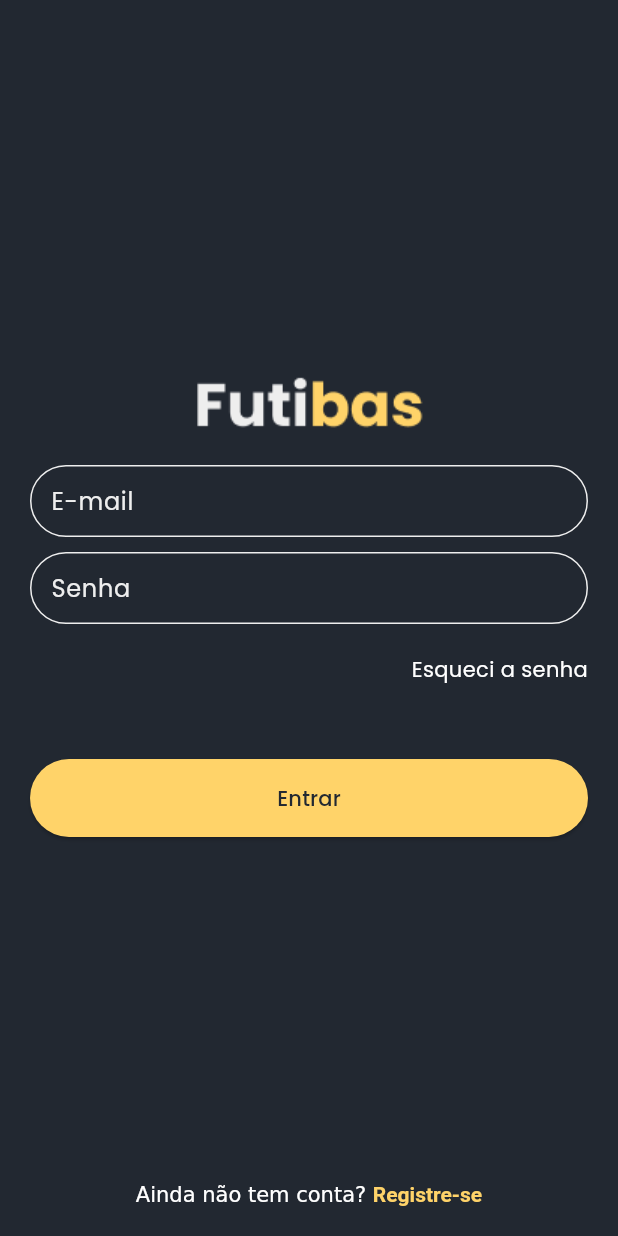
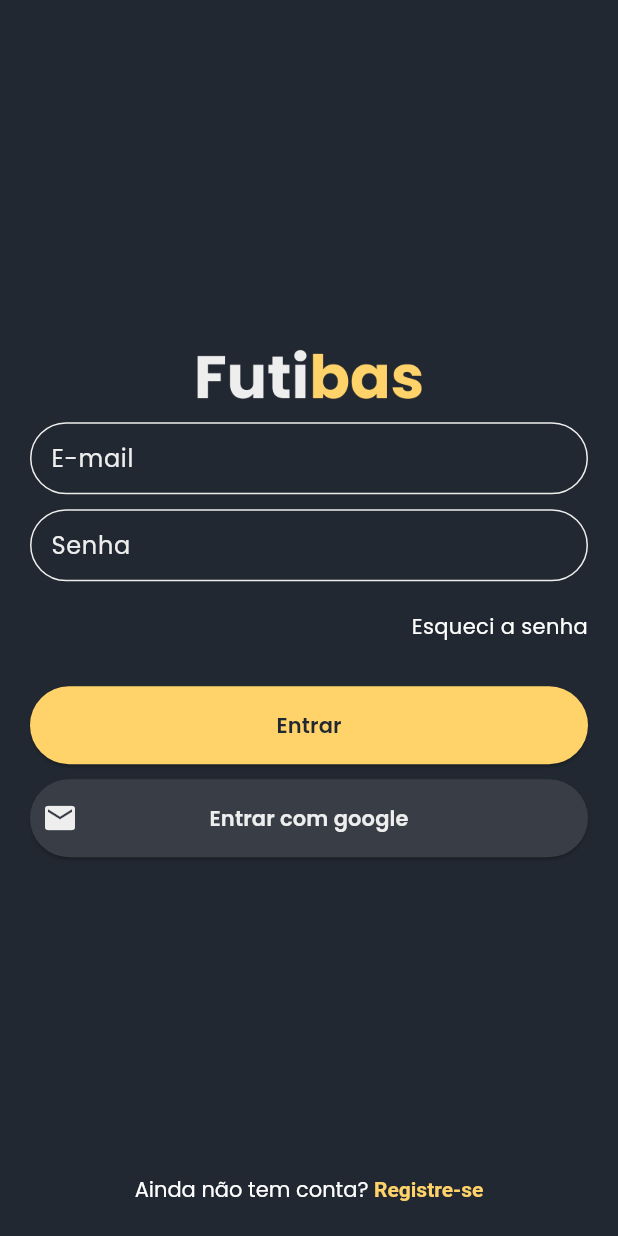
Before and after one commit to gnrfilipe04/futibas, a Flutter app: the screen it shows after launch, on a phone screen of 412 x 824 dp. Run offline on Flutter 3.47's test engine with Material 2 defaults, Android fonts, the light colour scheme and no system bars; our stand-ins replace get_it, google_fonts, mobx; generated files the repository leaves out were written again.

Commit message:
:sparkles: layout auth completed

```diff
--- a/lib/main.dart
+++ b/lib/main.dart
@@ -1,6 +1,12 @@
 import 'package:flutter/material.dart';
+import 'package:flutter/services.dart';
 import 'package:futibas/app/app.dart';
 
 void main() {
+  SystemChrome.setSystemUIOverlayStyle(const SystemUiOverlayStyle(
+      statusBarColor: Colors.transparent,
+      statusBarIconBrightness: Brightness.light));
+
+
   runApp(const MyApp());
 }
--- a/lib/screens/auth/auth_view.dart
+++ b/lib/screens/auth/auth_view.dart
@@ -3,6 +3,7 @@ import 'package:flutter/material.dart';
 import 'package:futibas/theme/my_colors.dart';
 import 'package:futibas/widgets/my_button.dart';
 import 'package:futibas/widgets/my_input.dart';
+import 'package:google_fonts/google_fonts.dart';
 
 class AuthView extends StatefulWidget {
   const AuthView({super.key});
@@ -33,24 +34,27 @@ class _AuthViewState extends State<AuthView> {
               padding: const EdgeInsets.symmetric(horizontal: 20),
               child: Column(
                 children: [
-                  Image.asset('assets/Logo.png'),
+                  Image.asset('assets/Logo4x.png', width: 157, height: 40, fit: BoxFit.contain),
                   const SizedBox(
-                    height: 20,
+                    height: 10,
                   ),
                   Column(
                     crossAxisAlignment: CrossAxisAlignment.end,
-                    children: const [
-                      MyInput(label: 'E-mail'),
-                      SizedBox(
+                    children: [
+                      const MyInput(label: 'E-mail'),
+                      const SizedBox(
                         height: 10,
                       ),
-                      MyInput(label: 'Senha'),
-                      SizedBox(
+                      const MyInput(label: 'Senha'),
+                      const SizedBox(
                         height: 20,
                       ),
-                      Text('Esqueci a senha'),
-                      SizedBox(
-                        height: 50,
+                      InkWell(
+                        onTap: (){ print('esqueceu a senha'); },
+                        child: const Text('Esqueci a senha')
+                      ),
+                      const SizedBox(
+                        height: 30,
                       ),
                     ],
                   ),
@@ -58,13 +62,21 @@ class _AuthViewState extends State<AuthView> {
                       onPressed: onPressed,
                       title: 'Entrar',
                       titleColor: MyColors.dark,
-                      bgColor: MyColors.primary)
+                      bgColor: MyColors.primary),
+                  const SizedBox(height: 10,),
+                  MyButton(
+                      icon: const Icon(Icons.email, color: MyColors.secondary,),
+                      onPressed: onPressed,
+                      title: 'Entrar com google',
+                      titleColor: MyColors.secondary,
+                      bgColor: MyColors.darkSecondary)
                 ],
               ),
             ),
             RichText(
               text: TextSpan(
                 text: 'Ainda não tem conta? ',
+                style: TextStyle(fontFamily: GoogleFonts.poppins().fontFamily),
                 children: <TextSpan>[
                   TextSpan(
                       text: 'Registre-se',
--- a/lib/widgets/my_button.dart
+++ b/lib/widgets/my_button.dart
@@ -51,6 +51,9 @@ class MyButton extends StatelessWidget {
         ),
         child: Padding(
             padding: const EdgeInsets.symmetric(vertical: 16),
-            child: Text(title, style: TextStyle(color: titleColor),)));
+            child: Text(
+              title,
+              style: TextStyle(color: titleColor, fontWeight: FontWeight.w600),
+            )));
   }
 }
--- a/pubspec.yaml
+++ b/pubspec.yaml
@@ -69,6 +69,7 @@ flutter:
   # To add assets to your application, add an assets section, like this:
   assets:
     - assets/Logo.png
+    - assets/Logo4x.png
 
   # An image asset can refer to one or more resolution-specific "variants", see
   # https://flutter.dev/assets-and-images/#resolution-aware
```
Also changed, not shown: assets/Logo4x.png (added).
